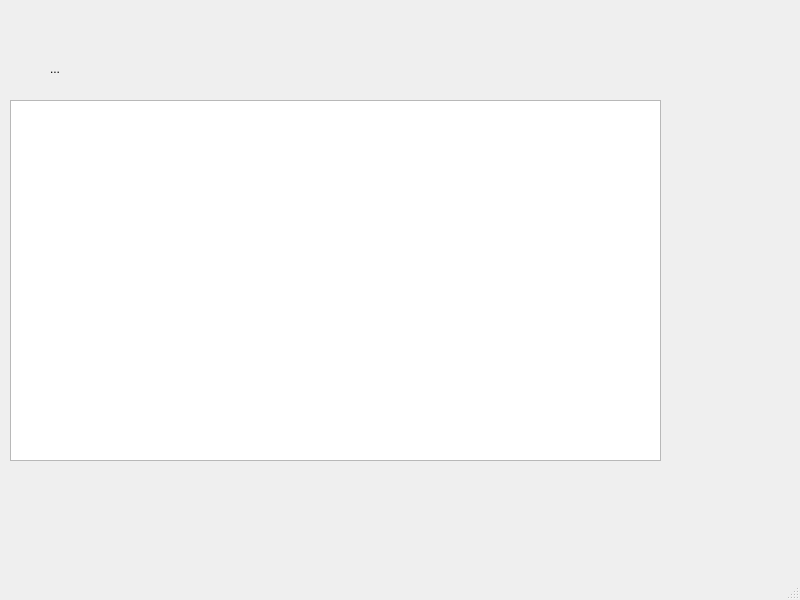
Above: proc_man/mainwindow.ui from peterwilfride/process-manager before the change. Below: the same form after it.
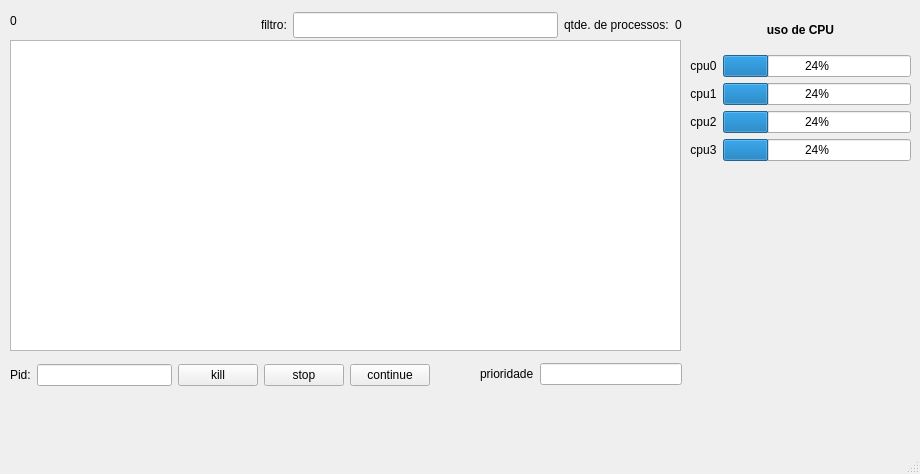
That is the form after the change.

Commit message: fix update table and add ui widgets

```diff
--- a/proc_man/mainwindow.ui
+++ b/proc_man/mainwindow.ui
@@ -6,8 +6,8 @@
    <rect>
     <x>0</x>
     <y>0</y>
-    <width>800</width>
-    <height>600</height>
+    <width>920</width>
+    <height>474</height>
    </rect>
   </property>
   <property name="windowTitle">
@@ -18,24 +18,247 @@
     <property name="geometry">
      <rect>
       <x>10</x>
-      <y>100</y>
-      <width>651</width>
-      <height>361</height>
+      <y>40</y>
+      <width>671</width>
+      <height>311</height>
      </rect>
     </property>
    </widget>
-   <widget class="QLabel" name="label">
+   <widget class="QLabel" name="time_label">
     <property name="geometry">
      <rect>
-      <x>50</x>
-      <y>60</y>
-      <width>151</width>
-      <height>18</height>
+      <x>10</x>
+      <y>10</y>
+      <width>81</width>
+      <height>21</height>
      </rect>
     </property>
     <property name="text">
-     <string>...</string>
+     <string>0</string>
     </property>
+    <property name="alignment">
+     <set>Qt::AlignLeading|Qt::AlignLeft|Qt::AlignVCenter</set>
+    </property>
+   </widget>
+   <widget class="QWidget" name="layoutWidget">
+    <property name="geometry">
+     <rect>
+      <x>10</x>
+      <y>360</y>
+      <width>420</width>
+      <height>30</height>
+     </rect>
+    </property>
+    <layout class="QHBoxLayout" name="horizontalLayout_3">
+     <item>
+      <layout class="QHBoxLayout" name="horizontalLayout_2">
+       <item>
+        <widget class="QLabel" name="label_5">
+         <property name="text">
+          <string>Pid:</string>
+         </property>
+        </widget>
+       </item>
+       <item>
+        <widget class="QLineEdit" name="pid_edit"/>
+       </item>
+      </layout>
+     </item>
+     <item>
+      <layout class="QHBoxLayout" name="horizontalLayout">
+       <item>
+        <widget class="QPushButton" name="kill_Button">
+         <property name="text">
+          <string>kill</string>
+         </property>
+        </widget>
+       </item>
+       <item>
+        <widget class="QPushButton" name="stop_Button">
+         <property name="text">
+          <string>stop</string>
+         </property>
+        </widget>
+       </item>
+       <item>
+        <widget class="QPushButton" name="cont_Button">
+         <property name="text">
+          <string>continue</string>
+         </property>
+        </widget>
+       </item>
+      </layout>
+     </item>
+    </layout>
+   </widget>
+   <widget class="QWidget" name="layoutWidget">
+    <property name="geometry">
+     <rect>
+      <x>480</x>
+      <y>360</y>
+      <width>202</width>
+      <height>28</height>
+     </rect>
+    </property>
+    <layout class="QHBoxLayout" name="horizontalLayout_5">
+     <item>
+      <widget class="QLabel" name="label_6">
+       <property name="text">
+        <string>prioridade</string>
+       </property>
+      </widget>
+     </item>
+     <item>
+      <widget class="QLineEdit" name="priority_edit"/>
+     </item>
+    </layout>
+   </widget>
+   <widget class="QWidget" name="layoutWidget">
+    <property name="geometry">
+     <rect>
+      <x>261</x>
+      <y>11</y>
+      <width>421</width>
+      <height>28</height>
+     </rect>
+    </property>
+    <layout class="QHBoxLayout" name="horizontalLayout_4">
+     <item>
+      <widget class="QLabel" name="label_3">
+       <property name="text">
+        <string>filtro:</string>
+       </property>
+      </widget>
+     </item>
+     <item>
+      <widget class="QLineEdit" name="filter_edit">
+       <property name="font">
+        <font>
+         <pointsize>11</pointsize>
+        </font>
+       </property>
+       <property name="text">
+        <string/>
+       </property>
+      </widget>
+     </item>
+     <item>
+      <widget class="QLabel" name="label_2">
+       <property name="text">
+        <string>qtde. de processos:</string>
+       </property>
+      </widget>
+     </item>
+     <item>
+      <widget class="QLabel" name="nproc_label">
+       <property name="text">
+        <string>0</string>
+       </property>
+       <property name="alignment">
+        <set>Qt::AlignCenter</set>
+       </property>
+      </widget>
+     </item>
+    </layout>
+   </widget>
+   <widget class="QWidget" name="">
+    <property name="geometry">
+     <rect>
+      <x>690</x>
+      <y>10</y>
+      <width>221</width>
+      <height>151</height>
+     </rect>
+    </property>
+    <layout class="QVBoxLayout" name="verticalLayout">
+     <item>
+      <widget class="QLabel" name="label_4">
+       <property name="font">
+        <font>
+         <bold>true</bold>
+        </font>
+       </property>
+       <property name="text">
+        <string>uso de CPU</string>
+       </property>
+       <property name="alignment">
+        <set>Qt::AlignCenter</set>
+       </property>
+      </widget>
+     </item>
+     <item>
+      <layout class="QGridLayout" name="gridLayout">
+       <item row="0" column="0">
+        <widget class="QLabel" name="label">
+         <property name="text">
+          <string>cpu0</string>
+         </property>
+         <property name="alignment">
+          <set>Qt::AlignCenter</set>
+         </property>
+        </widget>
+       </item>
+       <item row="0" column="1">
+        <widget class="QProgressBar" name="cpu0_progressBar">
+         <property name="value">
+          <number>24</number>
+         </property>
+        </widget>
+       </item>
+       <item row="1" column="0">
+        <widget class="QLabel" name="label_7">
+         <property name="text">
+          <string>cpu1</string>
+         </property>
+         <property name="alignment">
+          <set>Qt::AlignCenter</set>
+         </property>
+        </widget>
+       </item>
+       <item row="1" column="1">
+        <widget class="QProgressBar" name="cpu1_progressBar">
+         <property name="value">
+          <number>24</number>
+         </property>
+        </widget>
+       </item>
+       <item row="2" column="0">
+        <widget class="QLabel" name="label_8">
+         <property name="text">
+          <string>cpu2</string>
+         </property>
+         <property name="alignment">
+          <set>Qt::AlignCenter</set>
+         </property>
+        </widget>
+       </item>
+       <item row="2" column="1">
+        <widget class="QProgressBar" name="cpu2_progressBar">
+         <property name="value">
+          <number>24</number>
+         </property>
+        </widget>
+       </item>
+       <item row="3" column="0">
+        <widget class="QLabel" name="label_9">
+         <property name="text">
+          <string>cpu3</string>
+         </property>
+         <property name="alignment">
+          <set>Qt::AlignCenter</set>
+         </property>
+        </widget>
+       </item>
+       <item row="3" column="1">
+        <widget class="QProgressBar" name="cpu3_progressBar">
+         <property name="value">
+          <number>24</number>
+         </property>
+        </widget>
+       </item>
+      </layout>
+     </item>
+    </layout>
    </widget>
   </widget>
   <widget class="QMenuBar" name="menubar">
```
Left out of the diff: 2 changed lines with no effect on the pictures. The commit also changes 2 other files.
